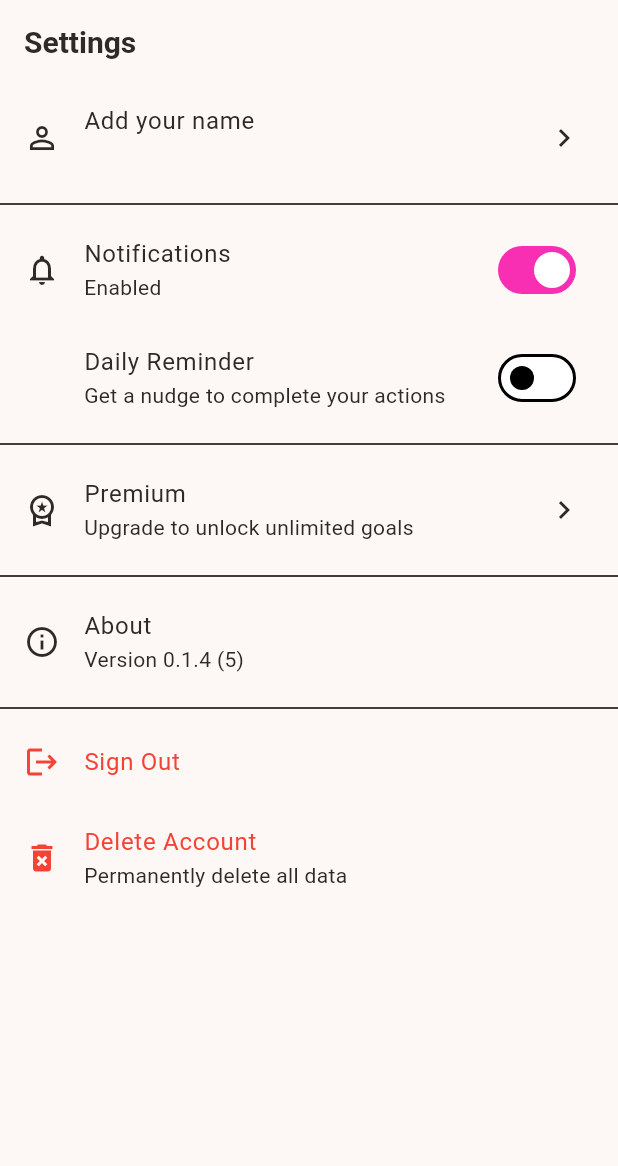
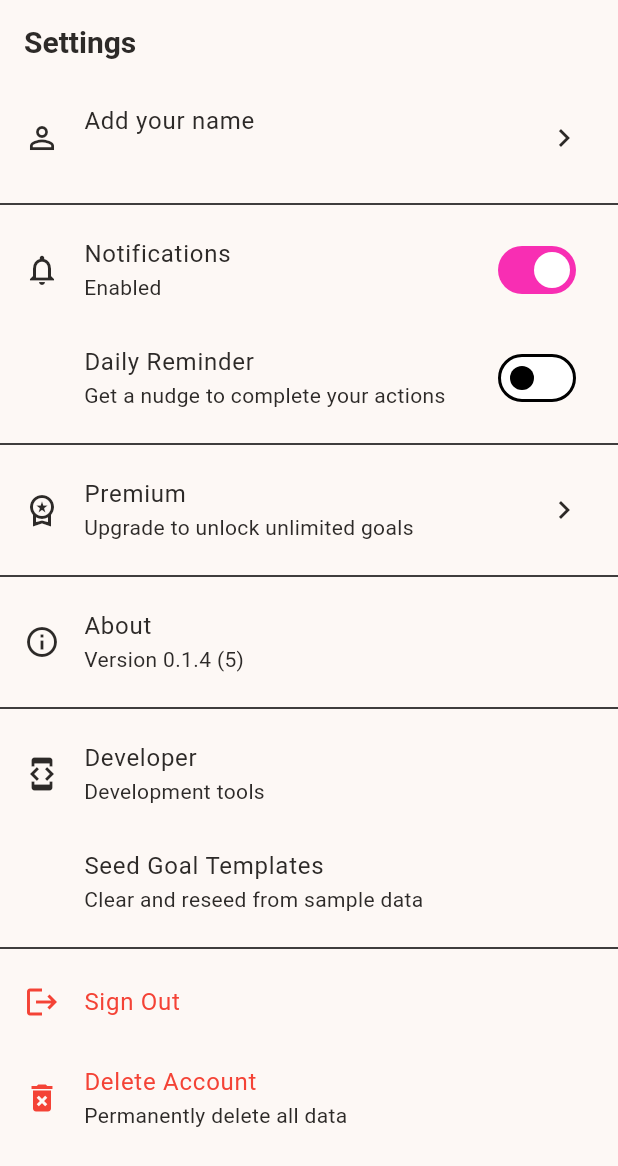
Before and after one commit to sixtusagbo/aspire, a Flutter app: the SettingsScreen screen opened by its route, on a phone screen of 412 x 824 dp. Shown: the top 1166 px of the screen. Run offline on Flutter 3.47's test engine with Material 3 defaults, Android fonts, the phone set to English and light mode, and no system bars; drawn by our look-alikes of toastification, upgrader; our stand-ins replace audioplayers, cloud_firestore, cloud_functions, confetti, dart_mappable, firebase_auth and 14 more; missing offline and left inert: purchases_flutter; accounts and stored records are empty; generated files the repository leaves out were written again.

Commit message:
Add seed goal templates button in settings and update Firestore rules

```diff
--- a/lib/features/settings/settings_screen.dart
+++ b/lib/features/settings/settings_screen.dart
@@ -2,6 +2,7 @@ import 'package:aspire/core/utils/app_router.dart';
 import 'package:aspire/core/utils/toast_helper.dart';
 import 'package:aspire/services/auth_service.dart';
 import 'package:aspire/services/goal_service.dart';
+import 'package:aspire/services/goal_template_service.dart';
 import 'package:aspire/services/notification_service.dart';
 import 'package:aspire/services/revenue_cat_service.dart';
 import 'package:aspire/services/user_service.dart';
@@ -29,6 +30,7 @@ class SettingsScreen extends HookConsumerWidget {
     final isPremium = useState<bool?>(null);
     final appVersion = useState<String>('');
     final isDeleting = useState<bool>(false);
+    final isSeeding = useState<bool>(false);
 
     // Load settings on mount
     useEffect(() {
@@ -232,6 +234,18 @@ class SettingsScreen extends HookConsumerWidget {
       }
     }
 
+    Future<void> handleSeedTemplates() async {
+      isSeeding.value = true;
+      try {
+        await GoalTemplateService().reseedTemplates();
+        ToastHelper.showSuccess('Goal templates seeded!');
+      } catch (e) {
+        ToastHelper.showError('Failed to seed templates: $e');
+      } finally {
+        isSeeding.value = false;
+      }
+    }
+
     final user = authService.currentUser;
     final displayName = useState(user?.displayName ?? '');
 
@@ -403,6 +417,27 @@ class SettingsScreen extends HookConsumerWidget {
           ),
           const Divider(),
 
+          // Developer section
+          ListTile(
+            leading: const Icon(Icons.developer_mode),
+            title: const Text('Developer'),
+            subtitle: const Text('Development tools'),
+          ),
+          ListTile(
+            leading: const SizedBox(width: 24),
+            title: const Text('Seed Goal Templates'),
+            subtitle: const Text('Clear and reseed from sample data'),
+            trailing: isSeeding.value
+                ? const SizedBox(
+                    width: 20,
+                    height: 20,
+                    child: CircularProgressIndicator(strokeWidth: 2),
+                  )
+                : null,
+            onTap: isSeeding.value ? null : handleSeedTemplates,
+          ),
+          const Divider(),
+
           ListTile(
             leading: const Icon(Icons.logout, color: Colors.red),
             title: const Text('Sign Out', style: TextStyle(color: Colors.red)),
--- a/lib/main.dart
+++ b/lib/main.dart
@@ -3,10 +3,8 @@ import 'dart:io';
 import 'package:aspire/core/theme/app_theme.dart';
 import 'package:aspire/core/theme/theme_provider.dart';
 import 'package:aspire/core/utils/app_router.dart';
-import 'package:aspire/services/goal_template_service.dart';
 import 'package:aspire/services/notification_service.dart';
 import 'package:aspire/services/revenue_cat_service.dart';
-import 'package:aspire/services/tip_service.dart';
 import 'package:firebase_core/firebase_core.dart';
 import 'package:firebase_messaging/firebase_messaging.dart';
 import 'package:flutter/material.dart';
@@ -24,10 +22,6 @@ void main() async {
 
   // Register FCM background handler (must be done before runApp)
   FirebaseMessaging.onBackgroundMessage(firebaseMessagingBackgroundHandler);
-
-  // Seed Firestore collections if needed (non-blocking)
-  TipService().seedTipsIfEmpty();
-  GoalTemplateService().seedTemplatesIfNeeded();
 
   // Initialize timezone for scheduled notifications
   tz.initializeTimeZones();
```
